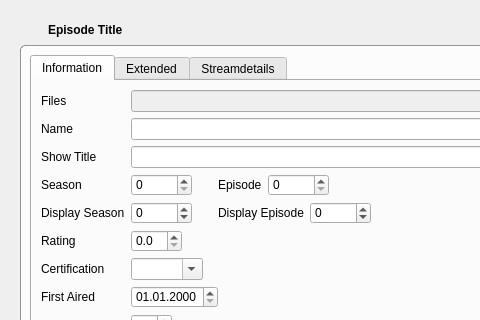
First picture: the form in tvShows/TvShowWidgetEpisode.ui, repository Komet/MediaElch, before the edit; both pictures show x 0 to 480 and y 0 to 320 of the 924 by 695 pixel window.
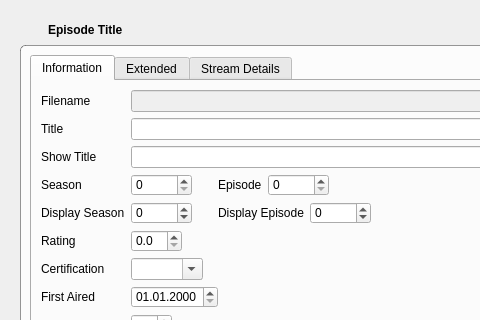
Second picture: the form after the edit. The open tabs and pages were chosen to show the change. Icons and pictures are not drawn. Custom widgets are drawn as their Qt base class.

Patch:
```diff
--- a/tvShows/TvShowWidgetEpisode.ui
+++ b/tvShows/TvShowWidgetEpisode.ui
@@ -124,7 +124,7 @@
             <item row="0" column="0">
              <widget class="QLabel" name="label">
               <property name="text">
-               <string>Files</string>
+               <string>Filename</string>
               </property>
              </widget>
             </item>
@@ -138,7 +138,7 @@
             <item row="1" column="0">
              <widget class="QLabel" name="label_2">
               <property name="text">
-               <string>Name</string>
+               <string>Title</string>
               </property>
              </widget>
             </item>
@@ -570,7 +570,7 @@
         </widget>
         <widget class="QWidget" name="tab_2">
          <attribute name="title">
-          <string>Streamdetails</string>
+          <string>Stream Details</string>
          </attribute>
          <layout class="QVBoxLayout" name="verticalLayout_6">
           <item>
```
Left out of the diff: 2 changed lines with no effect on the pictures.
